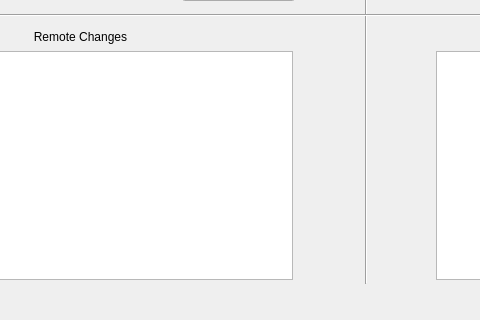
First picture: the form in gui/ivcs_mainwindow.ui, repository minorsecond/ivcs, before the edit; both pictures show x 148 to 628 and y 320 to 640 of the 1024 by 640 pixel window.
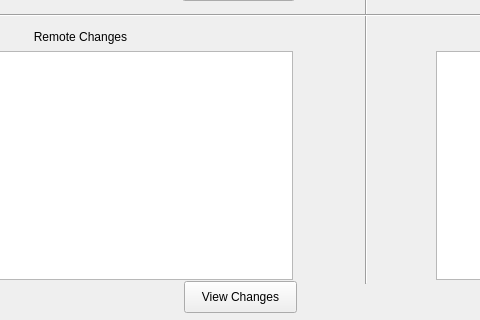
Second picture: the form after the edit.

Commit message:
IVCS-4 Create main window
Modified GUI

What changed in the file:
```diff
--- a/gui/ivcs_mainwindow.ui
+++ b/gui/ivcs_mainwindow.ui
@@ -183,6 +183,19 @@
      <string>Commit</string>
     </property>
    </widget>
+   <widget class="QPushButton" name="ViewRemoteCommitButton">
+    <property name="geometry">
+     <rect>
+      <x>332</x>
+      <y>582</y>
+      <width>113</width>
+      <height>32</height>
+     </rect>
+    </property>
+    <property name="text">
+     <string>View Changes</string>
+    </property>
+   </widget>
   </widget>
   <widget class="QMenuBar" name="menubar">
    <property name="geometry">
```
The commit also changes 2 other files.
